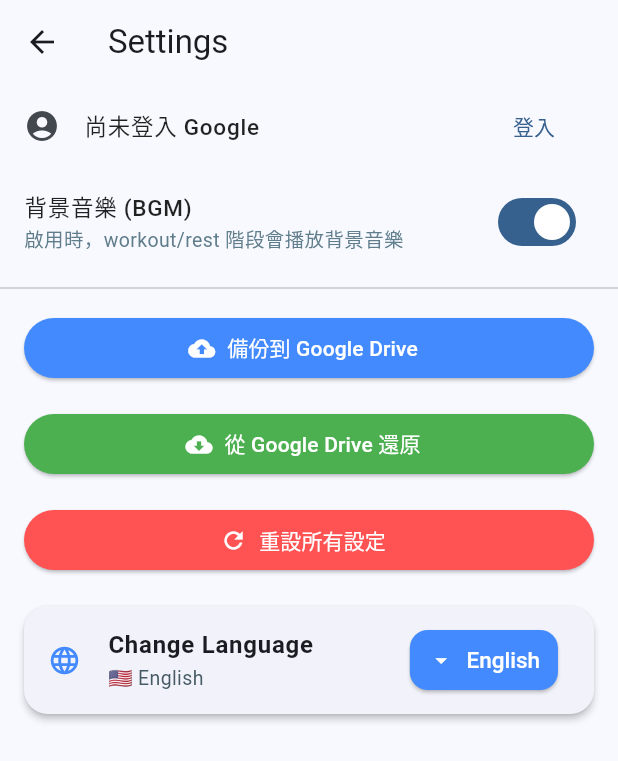
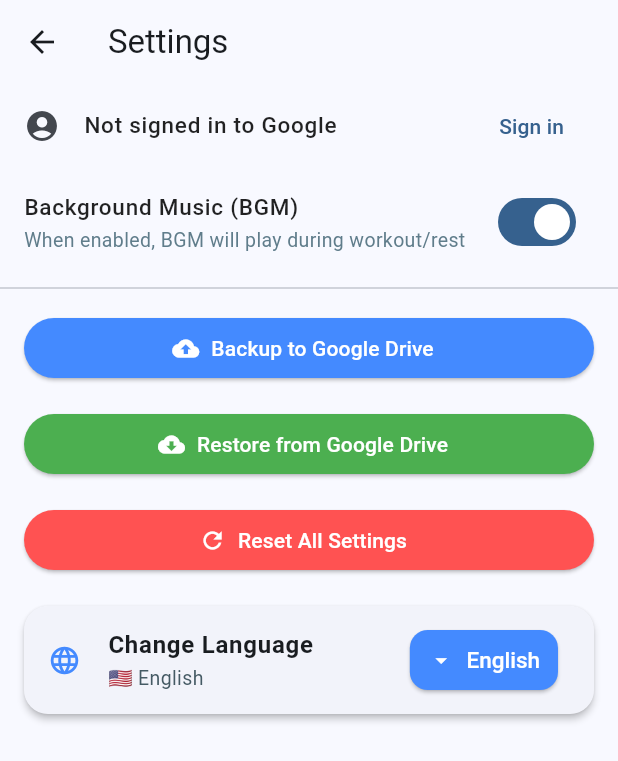
Before and after one commit to brianhsux/TabataApp, a Flutter app: the SettingsScreen screen opened directly, on a phone screen of 412 x 824 dp. Shown: the top 761 px of the screen. Run offline on Flutter 3.47's test engine with Material 3 defaults, Android fonts, the phone set to English and light mode, and no system bars; our stand-ins replace audioplayers, dropdown_button2, google_mobile_ads, google_sign_in, googleapis_auth, pie_chart and 5 more; missing offline and left inert: googleapis; accounts and stored records are empty; network calls fail.

Commit message:
Adds backup/restore strings and updates UI
Adds new localization strings for backup and restore functionality.

Updates the settings screen to use localized strings for backup/restore related UI elements.

Removes unnecessary formatting from the DateTime string.

```diff
--- a/lib/l10n/app_en.arb
+++ b/lib/l10n/app_en.arb
@@ -21,7 +21,7 @@
   "activityName": "Activity Name",
   "workSeconds": "Work Seconds",
   "restSeconds": "Rest Seconds",
-  "dateTime": "DateTime (yyyy-MM-ddTHH:mm)",
+  "dateTime": "DateTime ",
   "elapsed": "Elapsed: {time}",
   "done": "Done",
   "go": "Go",
@@ -70,5 +70,7 @@
   "activityLoaded": "Activity {activity} loaded",
   "activityCreated": "Activity {activity} created",
   "editCycles": "Edit Cycles",
-  "editSets": "Edit Sets"
+  "editSets": "Edit Sets",
+  "chooseBackup": "Select backup to restore",
+  "confirmRestore": "Confirm Restore"
 }
--- a/lib/l10n/app_localizations.dart
+++ b/lib/l10n/app_localizations.dart
@@ -233,7 +233,7 @@ abstract class AppLocalizations {
   /// No description provided for @dateTime.
   ///
   /// In en, this message translates to:
-  /// **'DateTime (yyyy-MM-ddTHH:mm)'**
+  /// **'DateTime '**
   String get dateTime;
 
   /// No description provided for @elapsed.
@@ -529,6 +529,18 @@ abstract class AppLocalizations {
   /// In en, this message translates to:
   /// **'Edit Sets'**
   String get editSets;
+
+  /// No description provided for @chooseBackup.
+  ///
+  /// In en, this message translates to:
+  /// **'Select backup to restore'**
+  String get chooseBackup;
+
+  /// No description provided for @confirmRestore.
+  ///
+  /// In en, this message translates to:
+  /// **'Confirm Restore'**
+  String get confirmRestore;
 }
 
 class _AppLocalizationsDelegate
--- a/lib/l10n/app_localizations_en.dart
+++ b/lib/l10n/app_localizations_en.dart
@@ -79,7 +79,7 @@ class AppLocalizationsEn extends AppLocalizations {
   String get restSeconds => 'Rest Seconds';
 
   @override
-  String get dateTime => 'DateTime (yyyy-MM-ddTHH:mm)';
+  String get dateTime => 'DateTime ';
 
   @override
   String elapsed(Object time) {
@@ -250,4 +250,10 @@ class AppLocalizationsEn extends AppLocalizations {
 
   @override
   String get editSets => 'Edit Sets';
+
+  @override
+  String get chooseBackup => 'Select backup to restore';
+
+  @override
+  String get confirmRestore => 'Confirm Restore';
 }
--- a/lib/l10n/app_localizations_zh.dart
+++ b/lib/l10n/app_localizations_zh.dart
@@ -249,4 +249,10 @@ class AppLocalizationsZh extends AppLocalizations {
 
   @override
   String get editSets => '編輯組數';
+
+  @override
+  String get chooseBackup => '選擇要還原的備份';
+
+  @override
+  String get confirmRestore => '確認還原';
 }
--- a/lib/l10n/app_zh.arb
+++ b/lib/l10n/app_zh.arb
@@ -70,5 +70,7 @@
   "activityLoaded": "已載入活動 {activity}",
   "activityCreated": "已建立活動 {activity}",
   "editCycles": "編輯循環",
-  "editSets": "編輯組數"
+  "editSets": "編輯組數",
+  "chooseBackup": "選擇要還原的備份",
+  "confirmRestore": "確認還原"
 }
--- a/lib/settings_screen.dart
+++ b/lib/settings_screen.dart
@@ -143,7 +143,7 @@ class _SettingsScreenState extends State<SettingsScreen> {
                       children: [
                         Icon(Icons.cloud_download, color: Colors.blueAccent, size: 22),
                         SizedBox(width: 8),
-                        Text('選擇要還原的備份', style: TextStyle(fontSize: 18, fontWeight: FontWeight.bold, color: Colors.blueAccent)),
+                        Text(AppLocalizations.of(context)!.chooseBackup, style: TextStyle(fontSize: 18, fontWeight: FontWeight.bold, color: Colors.blueAccent)),
                       ],
                     ),
                     SizedBox(height: 16),
@@ -266,7 +266,7 @@ class _SettingsScreenState extends State<SettingsScreen> {
                       alignment: Alignment.centerRight,
                       child: TextButton(
                         onPressed: () => Navigator.pop(context, null),
-                        child: Text('取消', style: TextStyle(color: Colors.grey[600], fontSize: 15)),
+                        child: Text(AppLocalizations.of(context)!.cancel, style: TextStyle(color: Colors.grey[600], fontSize: 15)),
                       ),
                     ),
                   ],
@@ -294,7 +294,7 @@ class _SettingsScreenState extends State<SettingsScreen> {
                   children: [
                     Icon(Icons.warning_amber_rounded, color: Colors.orange, size: 28),
                     SizedBox(width: 8),
-                    Text('確認還原', style: TextStyle(fontSize: 20, fontWeight: FontWeight.bold, color: Colors.orange)),
+                    Text(AppLocalizations.of(context)!.confirmRestore, style: TextStyle(fontSize: 20, fontWeight: FontWeight.bold, color: Colors.orange)),
                   ],
                 ),
                 SizedBox(height: 18),
@@ -386,28 +386,28 @@ class _SettingsScreenState extends State<SettingsScreen> {
               ),
               trailing: TextButton(
                 onPressed: _handleSignOut,
-                child: Text('登出'),
+                child: Text(AppLocalizations.of(context)!.signOut),
               ),
             )
           else
             ListTile(
               leading: Icon(Icons.account_circle),
               title: Text(
-                '尚未登入 Google',
+                AppLocalizations.of(context)!.notSignedInGoogle,
                 style: TextStyle(fontSize: 15, fontWeight: FontWeight.w500, color: Colors.black87),
               ),
               trailing: TextButton(
                 onPressed: _handleSignIn,
-                child: Text('登入'),
+                child: Text(AppLocalizations.of(context)!.signIn),
               ),
             ),
           SwitchListTile(
             title: Text(
-              '背景音樂 (BGM)',
+              AppLocalizations.of(context)!.bgm,
               style: TextStyle(fontSize: 15, fontWeight: FontWeight.w500, color: Colors.black87),
             ),
             subtitle: Text(
-              '啟用時，workout/rest 階段會播放背景音樂',
+              AppLocalizations.of(context)!.bgmHint,
               style: TextStyle(fontSize: 13, color: Colors.blueGrey),
             ),
             value: tabataState.bgmEnabled,
@@ -420,7 +420,7 @@ class _SettingsScreenState extends State<SettingsScreen> {
             padding: EdgeInsets.symmetric(horizontal: 16, vertical: 8),
             child: ElevatedButton.icon(
               icon: Icon(Icons.cloud_upload),
-              label: Text('備份到 Google Drive'),
+              label: Text(AppLocalizations.of(context)!.backupToDrive),
               style: ElevatedButton.styleFrom(
                 backgroundColor: Colors.blueAccent,
                 foregroundColor: Colors.white,
@@ -432,7 +432,7 @@ class _SettingsScreenState extends State<SettingsScreen> {
             padding: EdgeInsets.symmetric(horizontal: 16, vertical: 8),
             child: ElevatedButton.icon(
               icon: Icon(Icons.cloud_download),
-              label: Text('從 Google Drive 還原'),
+              label: Text(AppLocalizations.of(context)!.restoreFromDrive),
               style: ElevatedButton.styleFrom(
                 backgroundColor: Colors.green,
                 foregroundColor: Colors.white,
@@ -463,7 +463,7 @@ class _SettingsScreenState extends State<SettingsScreen> {
             padding: EdgeInsets.symmetric(horizontal: 16, vertical: 8),
             child: ElevatedButton.icon(
               icon: Icon(Icons.refresh),
-              label: Text('重設所有設定'),
+              label: Text(AppLocalizations.of(context)!.resetAllSettings),
               style: ElevatedButton.styleFrom(
                 backgroundColor: Colors.redAccent,
                 foregroundColor: Colors.white,
@@ -471,7 +471,7 @@ class _SettingsScreenState extends State<SettingsScreen> {
               onPressed: () async {
                 await tabataState.resetPreferences();
                 if (!context.mounted) return;
-                main.showAppSnackBar(context, '已重設為預設值', icon: Icons.refresh, color: Colors.blueAccent);
+                main.showAppSnackBar(context, AppLocalizations.of(context)!.resetToDefault, icon: Icons.refresh, color: Colors.blueAccent);
               },
             ),
           ),
```
